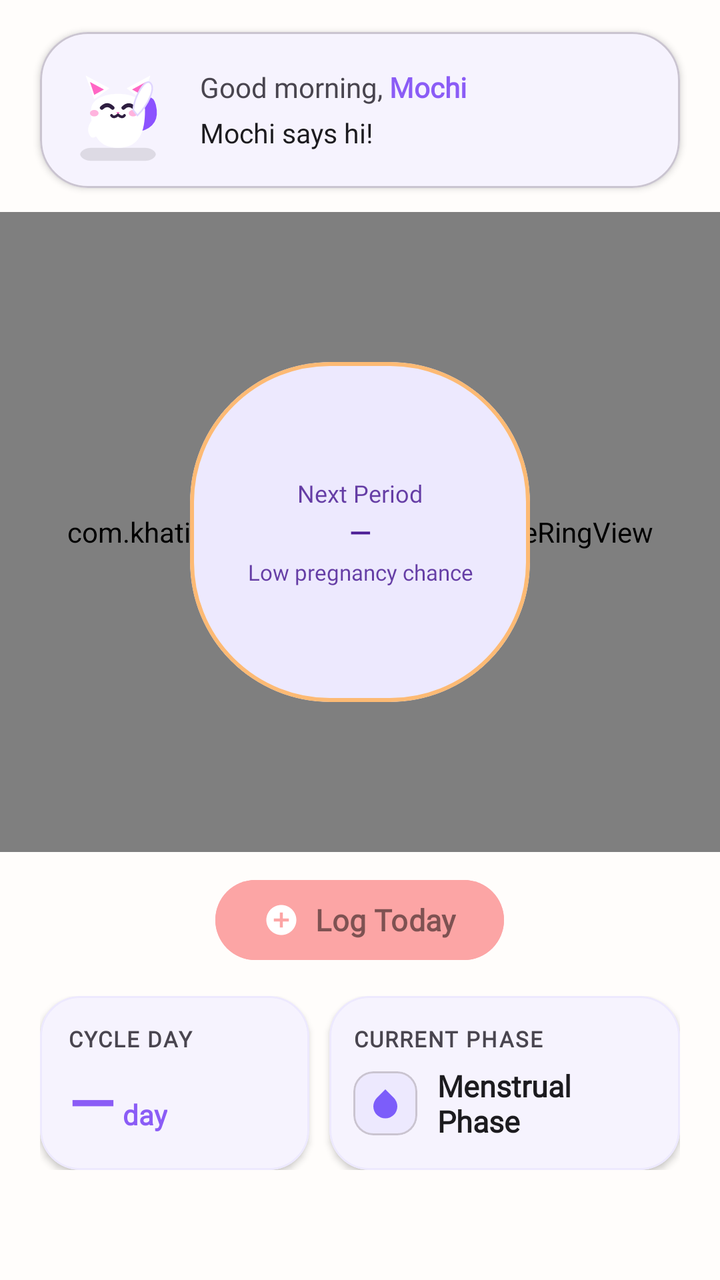
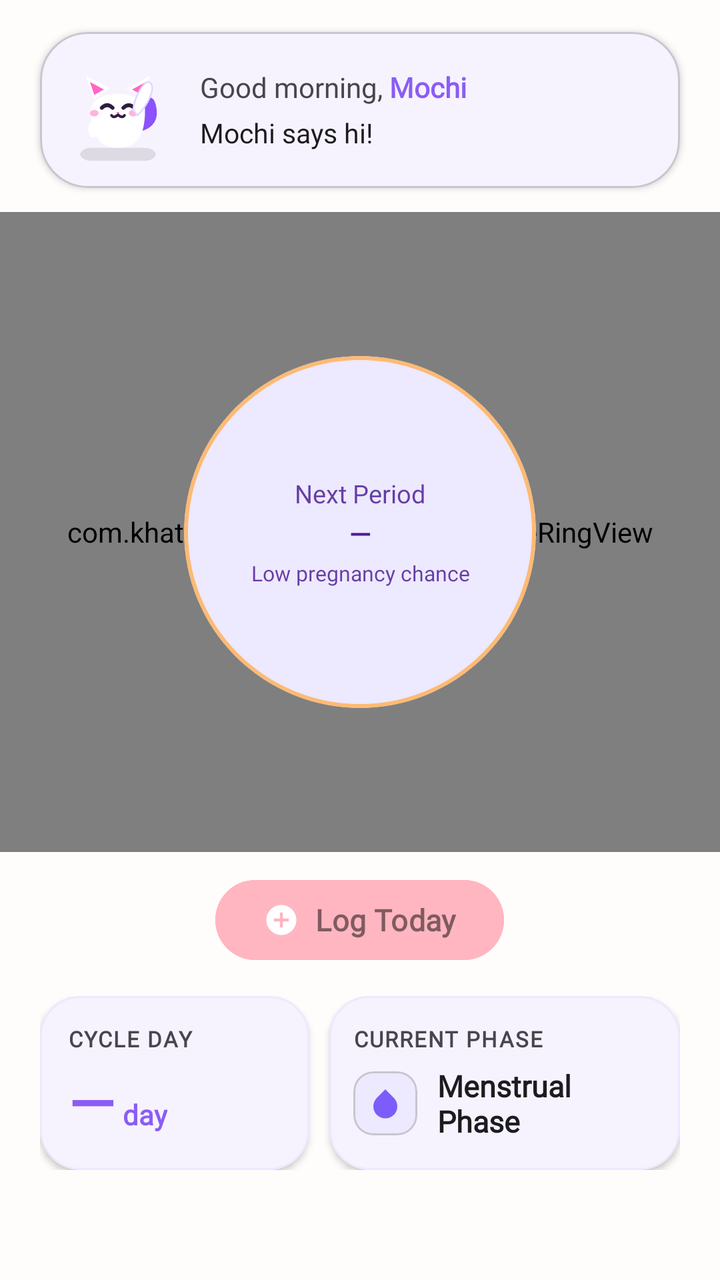

The first picture is an Android layout as it rendered before a commit; the second is the same layout after the commit. The layout source and the unified diff follow.
<!-- AndroidManifest.xml: application theme Theme.Cyvia -->
<!-- res/layout/fragment_home.xml -->
<?xml version="1.0" encoding="utf-8"?>
<androidx.coordinatorlayout.widget.CoordinatorLayout
    xmlns:android="http://schemas.android.com/apk/res/android"
    xmlns:app="http://schemas.android.com/apk/res-auto"
    android:layout_width="match_parent"
    android:layout_height="match_parent"
    android:background="@color/cyvia_background">

    <androidx.core.widget.NestedScrollView
        android:layout_width="match_parent"
        android:layout_height="match_parent"
        android:fillViewport="true">

        <LinearLayout
            android:layout_width="match_parent"
            android:layout_height="wrap_content"
            android:orientation="vertical"
            android:gravity="center_horizontal"
            android:paddingBottom="12dp">

            
            <com.google.android.material.card.MaterialCardView
                android:id="@+id/card_mochi_banner"
                android:layout_width="match_parent"
                android:layout_height="wrap_content"
                android:layout_marginStart="@dimen/screen_padding_horizontal"
                android:layout_marginEnd="@dimen/screen_padding_horizontal"
                android:layout_marginTop="16dp"
                android:layout_marginBottom="12dp"
                app:cardCornerRadius="@dimen/corner_large"
                app:cardElevation="2dp"
                android:backgroundTint="@color/cyvia_surface">

                <LinearLayout
                    android:layout_width="match_parent"
                    android:layout_height="wrap_content"
                    android:orientation="horizontal"
                    android:gravity="center_vertical"
                    android:padding="12dp">

                    
                    <ImageView
                        android:id="@+id/img_mochi_home"
                        android:layout_width="54dp"
                        android:layout_height="54dp"
                        android:src="@drawable/ic_mochi_waving"
                        android:contentDescription="@string/cd_mochi_cat"
                        android:scaleType="fitCenter" />

                    <LinearLayout
                        android:layout_width="0dp"
                        android:layout_height="wrap_content"
                        android:layout_weight="1"
                        android:layout_marginStart="14dp"
                        android:orientation="vertical">

                        <LinearLayout
                            android:layout_width="wrap_content"
                            android:layout_height="wrap_content"
                            android:orientation="horizontal">

                            <TextView
                                android:id="@+id/tv_greeting"
                                android:layout_width="wrap_content"
                                android:layout_height="wrap_content"
                                android:text="Good morning, "
                                android:textSize="14sp"
                                android:fontFamily="@font/inter"
                                android:textColor="@color/cyvia_on_surface_variant" />

                            <TextView
                                android:id="@+id/tv_user_name"
                                android:layout_width="wrap_content"
                                android:layout_height="wrap_content"
                                android:text="Mochi"
                                android:textSize="14sp"
                                android:fontFamily="@font/nunito"
                                android:textStyle="bold"
                                android:textColor="@color/cyvia_primary" />
                        </LinearLayout>

                        <TextView
                            android:id="@+id/tv_mochi_message"
                            android:layout_width="match_parent"
                            android:layout_height="wrap_content"
                            android:text="@string/mochi_greeting_normal"
                            android:textSize="13.5sp"
                            android:fontFamily="@font/inter"
                            android:textColor="@color/cyvia_on_surface"
                            android:layout_marginTop="4dp"
                            android:lineSpacingMultiplier="1.2" />
                    </LinearLayout>
                </LinearLayout>
            </com.google.android.material.card.MaterialCardView>

            
            <androidx.constraintlayout.widget.ConstraintLayout
                android:layout_width="match_parent"
                android:layout_height="320dp"
                android:layout_marginBottom="10dp">

                <com.khatibstudio.cyvia.ui.home.CycleRingView
                    android:id="@+id/cycle_ring_view"
                    android:layout_width="match_parent"
                    android:layout_height="match_parent"
                    app:layout_constraintTop_toTopOf="parent"
                    app:layout_constraintBottom_toBottomOf="parent"
                    app:layout_constraintStart_toStartOf="parent"
                    app:layout_constraintEnd_toEndOf="parent" />

                
                <com.google.android.material.card.MaterialCardView
                    android:id="@+id/card_center_hub"
                    android:layout_width="170dp"
                    android:layout_height="170dp"
                    app:cardCornerRadius="70dp"
                    app:cardElevation="0dp"
                    app:strokeWidth="2dp"
                    app:strokeColor="@color/cyvia_peach"
                    android:backgroundTint="@color/cyvia_primary_container"
                    app:layout_constraintTop_toTopOf="parent"
                    app:layout_constraintBottom_toBottomOf="parent"
                    app:layout_constraintStart_toStartOf="parent"
                    app:layout_constraintEnd_toEndOf="parent">

                    <LinearLayout
                        android:layout_width="match_parent"
                        android:layout_height="match_parent"
                        android:orientation="vertical"
                        android:gravity="center"
                        android:padding="8dp">

                        <TextView
                            android:id="@+id/tv_status_label"
                            android:layout_width="wrap_content"
                            android:layout_height="wrap_content"
                            android:text="Next Period"
                            android:textSize="12sp"
                            android:fontFamily="@font/inter"
                            android:textColor="@color/cyvia_on_primary_container"
                            android:alpha="0.85" />

                        <TextView
                            android:id="@+id/tv_status_main"
                            android:layout_width="120dp"
                            android:layout_height="wrap_content"
                            android:text="—"
                            app:autoSizeTextType="uniform"
                            app:autoSizeMinTextSize="13sp"
                            app:autoSizeMaxTextSize="20sp"
                            app:autoSizeStepGranularity="1sp"
                            android:maxLines="2"
                            android:ellipsize="end"
                            android:fontFamily="@font/nunito"
                            android:textStyle="bold"
                            android:textColor="@color/cyvia_on_primary_container"
                            android:gravity="center"
                            android:layout_marginTop="2dp"
                            android:layout_marginBottom="3dp" />

                        <TextView
                            android:id="@+id/tv_fertile_dates"
                            android:layout_width="wrap_content"
                            android:layout_height="wrap_content"
                            android:text="Low pregnancy chance"
                            android:textSize="11sp"
                            android:fontFamily="@font/inter"
                            android:textColor="@color/cyvia_on_primary_container"
                            android:alpha="0.85"
                            android:gravity="center" />
                    </LinearLayout>
                </com.google.android.material.card.MaterialCardView>
            </androidx.constraintlayout.widget.ConstraintLayout>

            <TextView
                android:id="@+id/tv_low_confidence"
                android:layout_width="match_parent"
                android:layout_height="wrap_content"
                android:text="Log more cycles"
                android:textSize="12sp"
                android:fontFamily="@font/inter"
                android:textColor="@color/cyvia_on_surface_variant"
                android:alpha="0.85"
                android:visibility="gone"
                android:gravity="center"
                android:layout_marginStart="@dimen/screen_padding_horizontal"
                android:layout_marginEnd="@dimen/screen_padding_horizontal"
                android:layout_marginBottom="10dp" />

            
            <com.google.android.material.button.MaterialButton
                android:id="@+id/btn_quick_log"
                style="@style/Widget.Cyvia.Button.Primary"
                android:layout_width="wrap_content"
                android:layout_height="48dp"
                android:layout_gravity="center"
                android:layout_marginStart="@dimen/screen_padding_horizontal"
                android:layout_marginEnd="@dimen/screen_padding_horizontal"
                android:layout_marginBottom="14dp"
                android:paddingTop="0dp"
                android:paddingBottom="0dp"
                android:backgroundTint="@color/calendar_period"
                android:fontFamily="@font/nunito"
                android:text="@string/home_quick_log"
                android:textColor="@color/scrim"
                android:textSize="15sp"
                android:textStyle="bold"
                app:cornerRadius="24dp"
                app:icon="@drawable/ic_add_circle"
                app:iconGravity="textStart"
                app:iconTint="@color/cyvia_on_primary" />

            
            <LinearLayout
                android:layout_width="match_parent"
                android:layout_height="wrap_content"
                android:layout_marginBottom="16dp"
                android:orientation="horizontal"
                android:paddingStart="@dimen/screen_padding_horizontal"
                android:paddingEnd="@dimen/screen_padding_horizontal">

                
                <com.google.android.material.card.MaterialCardView
                    android:layout_width="0dp"
                    android:layout_height="match_parent"
                    android:layout_marginEnd="10dp"
                    android:layout_weight="1"
                    app:cardCornerRadius="20dp"
                    app:cardElevation="2dp"
                    app:strokeWidth="1dp"
                    app:strokeColor="@color/cyvia_outline_variant"
                    android:backgroundTint="@color/cyvia_surface">

                    <LinearLayout
                        android:layout_width="match_parent"
                        android:layout_height="wrap_content"
                        android:layout_gravity="center"
                        android:gravity="center_vertical"
                        android:orientation="vertical"
                        android:paddingHorizontal="14dp"
                        android:paddingVertical="14dp">

                        <TextView
                            android:layout_width="wrap_content"
                            android:layout_height="wrap_content"
                            android:fontFamily="@font/inter"
                            android:letterSpacing="0.06"
                            android:text="CYCLE DAY"
                            android:textColor="@color/cyvia_on_surface_variant"
                            android:textSize="11sp"
                            android:textStyle="bold" />

                        <LinearLayout
                            android:layout_width="wrap_content"
                            android:layout_height="wrap_content"
                            android:layout_marginTop="4dp"
                            android:baselineAligned="true"
                            android:gravity="bottom"
                            android:orientation="horizontal">

                            <TextView
                                android:id="@+id/tv_cycle_day_number"
                                android:layout_width="wrap_content"
                                android:layout_height="wrap_content"
                                android:fontFamily="@font/nunito"
                                android:text="—"
                                android:textColor="@color/cyvia_primary"
                                android:textSize="30sp"
                                android:textStyle="bold" />

                            <TextView
                                android:layout_width="wrap_content"
                                android:layout_height="wrap_content"
                                android:layout_marginStart="4dp"
                                android:fontFamily="@font/inter"
                                android:text="day"
                                android:textColor="@color/cyvia_primary"
                                android:textSize="14sp"
                                android:textStyle="bold" />
                        </LinearLayout>
                    </LinearLayout>
                </com.google.android.material.card.MaterialCardView>

                
                <com.google.android.material.card.MaterialCardView
                    android:layout_width="0dp"
                    android:layout_height="match_parent"
                    android:layout_weight="1.3"
                    app:cardCornerRadius="20dp"
                    app:cardElevation="2dp"
                    app:strokeWidth="1dp"
                    app:strokeColor="@color/cyvia_outline_variant"
                    android:backgroundTint="@color/cyvia_surface">

                    <LinearLayout
                        android:layout_width="match_parent"
                        android:layout_height="wrap_content"
                        android:layout_gravity="center"
                        android:gravity="center_vertical"
                        android:orientation="vertical"
                        android:paddingHorizontal="12dp"
                        android:paddingVertical="14dp">

                        <TextView
                            android:layout_width="wrap_content"
                            android:layout_height="wrap_content"
                            android:fontFamily="@font/inter"
                            android:letterSpacing="0.06"
                            android:text="CURRENT PHASE"
                            android:textColor="@color/cyvia_on_surface_variant"
                            android:textSize="11sp"
                            android:textStyle="bold" />

                        <LinearLayout
                            android:layout_width="wrap_content"
                            android:layout_height="wrap_content"
                            android:layout_marginTop="6dp"
                            android:gravity="center_vertical"
                            android:orientation="horizontal">

                            <com.google.android.material.card.MaterialCardView
                                android:layout_width="32dp"
                                android:layout_height="32dp"
                                android:layout_marginEnd="10dp"
                                android:backgroundTint="@color/cyvia_primary_container"
                                app:cardCornerRadius="10dp"
                                app:cardElevation="0dp">

                                <ImageView
                                    android:id="@+id/img_phase_icon"
                                    android:layout_width="18dp"
                                    android:layout_height="18dp"
                                    android:layout_gravity="center"
                                    android:contentDescription="Cycle Phase Icon"
                                    android:src="@drawable/ic_phase_menstrual" />
                            </com.google.android.material.card.MaterialCardView>

                            <TextView
                                android:id="@+id/tv_phase_name"
                                android:layout_width="wrap_content"
                                android:layout_height="wrap_content"
                                android:fontFamily="@font/nunito"
                                android:text="Menstrual Phase"
                                android:textColor="@color/cyvia_on_surface"
                                android:textSize="15sp"
                                android:textStyle="bold" />
                        </LinearLayout>
                    </LinearLayout>
                </com.google.android.material.card.MaterialCardView>
            </LinearLayout>

            
            <FrameLayout
                android:id="@+id/card_fertile_window"
                android:layout_width="0dp"
                android:layout_height="0dp"
                android:visibility="gone" />

            
            <FrameLayout
                android:id="@+id/ad_banner_container"
                android:layout_width="match_parent"
                android:layout_height="60dp"
                android:layout_marginTop="2dp" />

        </LinearLayout>
    </androidx.core.widget.NestedScrollView>

</androidx.coordinatorlayout.widget.CoordinatorLayout>
<!-- resources referenced by this layout -->
<resources>
  <color name="calendar_period">#FCA5A5</color>
  <color name="cyvia_background">#FFFDFB</color>
  <color name="cyvia_on_primary">#FFFFFF</color>
  <color name="cyvia_on_primary_container">#4C1D95</color>
  <color name="cyvia_on_surface">#1C1B1F</color>
  <color name="cyvia_on_surface_variant">#49454F</color>
  <color name="cyvia_outline_variant">#EDE9FE</color>
  <color name="cyvia_peach">#FDBA74</color>
  <color name="cyvia_primary">#8B5CF6</color>
  <color name="cyvia_primary_container">#EDE9FE</color>
  <color name="cyvia_surface">#FFFFFF</color>
  <color name="scrim">#80000000</color>
  <dimen name="corner_large">24dp</dimen>
  <dimen name="screen_padding_horizontal">20dp</dimen>
  <!-- drawable ic_add_circle (drawable) -->
  <?xml version="1.0" encoding="utf-8"?>
  <vector xmlns:android="http://schemas.android.com/apk/res/android"
      android:width="26dp"
      android:height="26dp"
      android:viewportWidth="24"
      android:viewportHeight="24">
      <path
          android:fillColor="#FF000000"
          android:fillType="evenOdd"
          android:pathData="M12,2C6.48,2 2,6.48 2,12s4.48,10 10,10 10,-4.48 10,-10S17.52,2 12,2zM17,13h-4v4h-2v-4H7v-2h4V7h2v4h4v2z"/>
  </vector>
  <!-- drawable ic_phase_menstrual (drawable) -->
  <?xml version="1.0" encoding="utf-8"?>
  <vector xmlns:android="http://schemas.android.com/apk/res/android"
      android:width="28dp"
      android:height="28dp"
      android:viewportWidth="24"
      android:viewportHeight="24">
      <path
          android:fillColor="#FF7C5DFA"
          android:pathData="M12,2.69l5.66,5.66a8,8 0,1 1,-11.31 0z"/>
  </vector>
  <string name="cd_mochi_cat">Mochi the cat mascot</string>
  <string name="home_quick_log">Log Today</string>
  <string name="mochi_greeting_normal">Mochi says hi!</string>
  <style name="Widget.Cyvia.Button.Primary" parent="Widget.Material3.Button">
          <item name="cornerRadius">@dimen/corner_medium</item>
          <item name="android:paddingTop">@dimen/space_12</item>
          <item name="android:paddingBottom">@dimen/space_12</item>
          <item name="android:fontFamily">@font/nunito</item>
          <item name="android:textStyle">bold</item>
          <item name="android:letterSpacing">0.01</item>
      </style>
  <style name="Theme.Cyvia" parent="Base.Theme.Cyvia" />
  <dimen name="corner_medium">18dp</dimen>
  <dimen name="space_12">12dp</dimen>
  <color name="cyvia_secondary">#C084FC</color>
  <color name="cyvia_on_secondary">#FFFFFF</color>
  <color name="cyvia_secondary_container">#F3E8FF</color>
  <color name="cyvia_on_secondary_container">#7C3AED</color>
  <color name="cyvia_tertiary">#F9A8D4</color>
  <color name="cyvia_on_tertiary">#831843</color>
  <color name="cyvia_tertiary_container">#FCE7F3</color>
  <color name="cyvia_on_tertiary_container">#9D174D</color>
  <color name="cyvia_on_background">#1C1B1F</color>
  <color name="cyvia_surface_variant">#F5F3FF</color>
  <color name="cyvia_error">#FCA5A5</color>
  <color name="cyvia_on_error">#7F1D1D</color>
  <dimen name="corner_small">12dp</dimen>
  <dimen name="corner_extra_large">28dp</dimen>
  <color name="bottom_nav_background">#FFFFFF</color>
  <!-- unchanged entries left out for length: 2 -->
</resources>

<!-- the commit's change to res/layout/fragment_home.xml (unified diff, before → after) -->
@@ -111,9 +111,9 @@
                 
                 <com.google.android.material.card.MaterialCardView
                     android:id="@+id/card_center_hub"
-                    android:layout_width="170dp"
-                    android:layout_height="170dp"
-                    app:cardCornerRadius="70dp"
+                    android:layout_width="176dp"
+                    android:layout_height="176dp"
+                    app:cardCornerRadius="88dp"
                     app:cardElevation="0dp"
                     app:strokeWidth="2dp"
                     app:strokeColor="@color/cyvia_peach"
@@ -128,29 +128,29 @@
                         android:layout_height="match_parent"
                         android:orientation="vertical"
                         android:gravity="center"
-                        android:padding="8dp">
+                        android:padding="6dp">
 
                         <TextView
                             android:id="@+id/tv_status_label"
                             android:layout_width="wrap_content"
                             android:layout_height="wrap_content"
                             android:text="Next Period"
-                            android:textSize="12sp"
+                            android:textSize="12.5sp"
                             android:fontFamily="@font/inter"
                             android:textColor="@color/cyvia_on_primary_container"
-                            android:alpha="0.85" />
+                            android:alpha="0.85"
+                            android:maxLines="1" />
 
                         <TextView
                             android:id="@+id/tv_status_main"
-                            android:layout_width="120dp"
+                            android:layout_width="156dp"
                             android:layout_height="wrap_content"
                             android:text="—"
                             app:autoSizeTextType="uniform"
-                            app:autoSizeMinTextSize="13sp"
+                            app:autoSizeMinTextSize="11sp"
                             app:autoSizeMaxTextSize="20sp"
                             app:autoSizeStepGranularity="1sp"
-                            android:maxLines="2"
-                            android:ellipsize="end"
+                            android:maxLines="3"
                             android:fontFamily="@font/nunito"
                             android:textStyle="bold"
                             android:textColor="@color/cyvia_on_primary_container"
@@ -160,14 +160,15 @@
 
                         <TextView
                             android:id="@+id/tv_fertile_dates"
-                            android:layout_width="wrap_content"
+                            android:layout_width="154dp"
                             android:layout_height="wrap_content"
                             android:text="Low pregnancy chance"
-                            android:textSize="11sp"
+                            android:textSize="10.5sp"
                             android:fontFamily="@font/inter"
                             android:textColor="@color/cyvia_on_primary_container"
                             android:alpha="0.85"
-                            android:gravity="center" />
+                            android:gravity="center"
+                            android:maxLines="2" />
                     </LinearLayout>
                 </com.google.android.material.card.MaterialCardView>
             </androidx.constraintlayout.widget.ConstraintLayout>
<!-- resource entries referenced after the edit -->
@@ -1,6 +1,6 @@
 <!-- resources referenced by this layout -->
 <resources>
-  <color name="calendar_period">#FCA5A5</color>
+  <color name="calendar_period">#FFB6C1</color>
   <color name="cyvia_background">#FFFDFB</color>
   <color name="cyvia_on_primary">#FFFFFF</color>
   <color name="cyvia_on_primary_container">#4C1D95</color>
